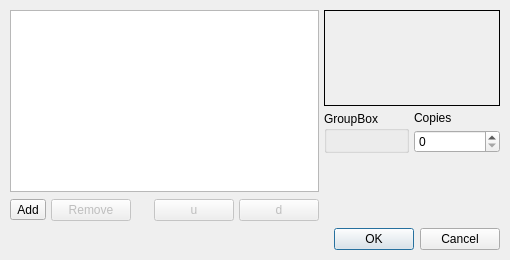
scribusproject/scribus, file scribus/plugins/tools/transform/transformdialogbase.ui: the form before one commit.
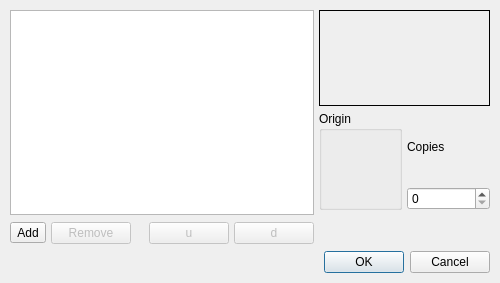
The form after the commit. Custom widgets are drawn as their Qt base class.

Patch:
```diff
--- a/scribus/plugins/tools/transform/transformdialogbase.ui
+++ b/scribus/plugins/tools/transform/transformdialogbase.ui
@@ -5,8 +5,8 @@
    <rect>
     <x>0</x>
     <y>0</y>
-    <width>510</width>
-    <height>260</height>
+    <width>500</width>
+    <height>283</height>
    </rect>
   </property>
   <property name="minimumSize" >
@@ -100,8 +100,6 @@
      <item>
       <layout class="QVBoxLayout" >
        <item>
-        <layout class="QGridLayout" >
-         <item row="0" column="0" colspan="2" >
           <widget class="QStackedWidget" name="transformStack" >
            <property name="sizePolicy" >
             <sizepolicy vsizetype="Preferred" hsizetype="Preferred" >
@@ -420,26 +418,28 @@
            </widget>
           </widget>
          </item>
-         <item row="1" column="0" >
-          <widget class="BasePointWidget" name="basePoint" >
-           <property name="sizePolicy" >
-            <sizepolicy vsizetype="Minimum" hsizetype="Minimum" >
-             <horstretch>0</horstretch>
-             <verstretch>0</verstretch>
-            </sizepolicy>
-           </property>
-           <property name="maximumSize" >
-            <size>
-             <width>120</width>
-             <height>16777215</height>
-            </size>
-           </property>
+       <item>
+        <layout class="QHBoxLayout" >
+         <item>
+          <widget class="QGroupBox" name="RotationGroup" >
            <property name="title" >
-            <string>GroupBox</string>
+            <string>Origin</string>
            </property>
-          </widget>
-         </item>
-         <item row="1" column="1" >
+           <layout class="QVBoxLayout" >
+            <item>
+             <widget class="BasePointWidget" native="1" name="basePoint" >
+              <property name="minimumSize" >
+               <size>
+                <width>56</width>
+                <height>56</height>
+               </size>
+              </property>
+             </widget>
+            </item>
+           </layout>
+          </widget>
+         </item>
+         <item>
           <layout class="QVBoxLayout" >
            <item>
             <widget class="QLabel" name="label_9" >
@@ -505,7 +505,7 @@
   </customwidget>
   <customwidget>
    <class>BasePointWidget</class>
-   <extends>QGroupBox</extends>
+   <extends>QWidget</extends>
    <header>basepointwidget.h</header>
    <container>1</container>
   </customwidget>
```
Lines whose indentation alone changed are shown as unchanged.
